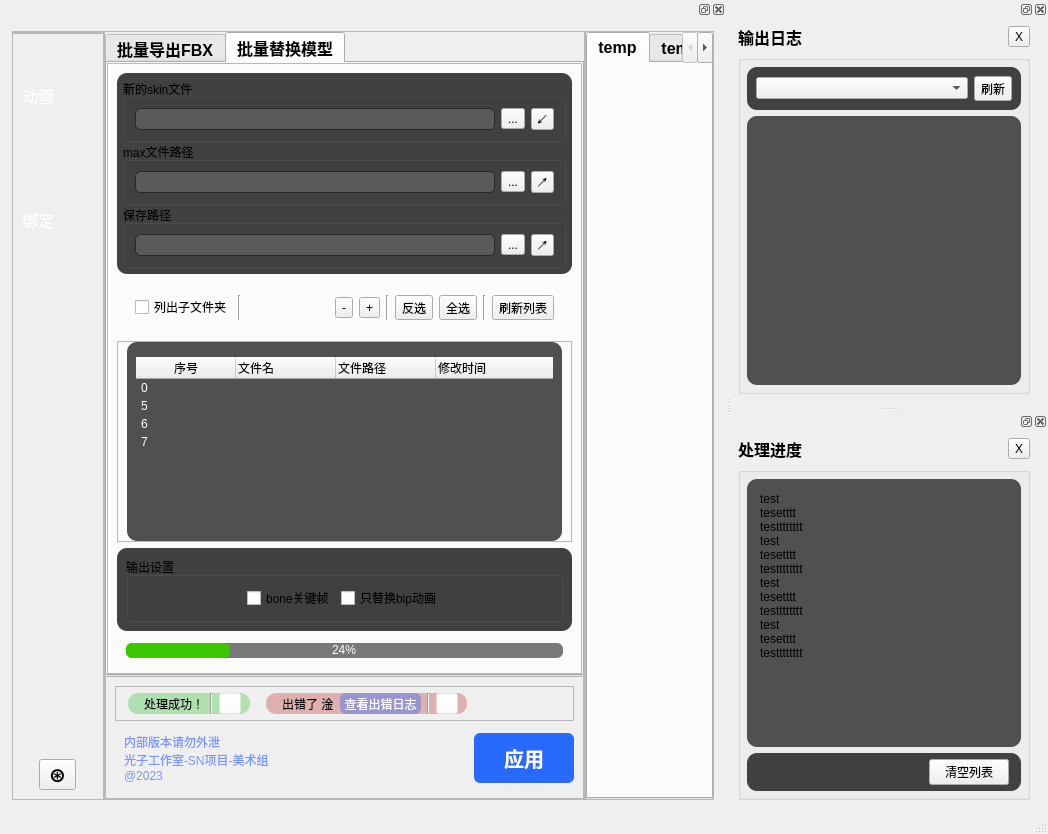
Above: temp/bath_tool/bath_tool.ui from xyg1973/PoseLibrary before the change. Below: the same form after it.
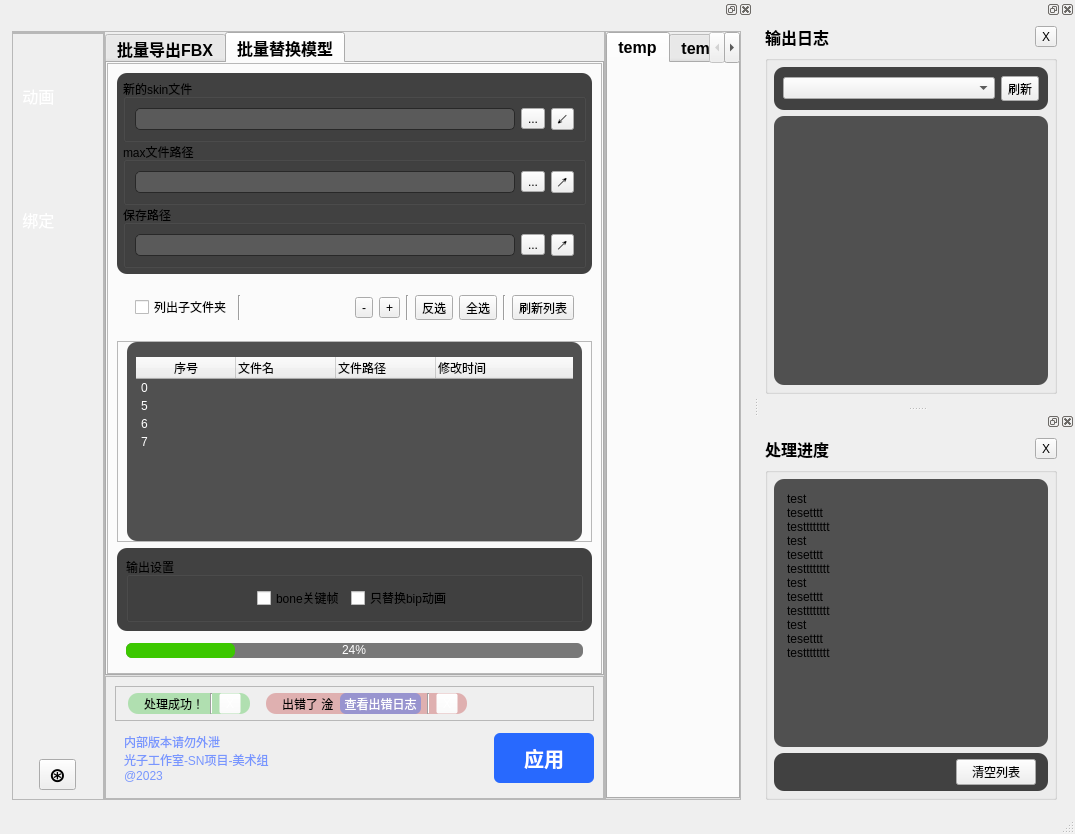
That is the form after the change.

Commit message: 优化ui

Patch:
```diff
--- a/temp/bath_tool/bath_tool.ui
+++ b/temp/bath_tool/bath_tool.ui
@@ -6,8 +6,8 @@
    <rect>
     <x>0</x>
     <y>0</y>
-    <width>1048</width>
-    <height>814</height>
+    <width>1075</width>
+    <height>775</height>
    </rect>
   </property>
   <property name="windowTitle">
@@ -2557,7 +2557,7 @@
                  <property name="sizeHint" stdset="0">
                   <size>
                    <width>20</width>
-                   <height>696</height>
+                   <height>657</height>
                   </size>
                  </property>
                 </spacer>
```
Left out of the diff: 2 changed lines with no effect on the pictures.
